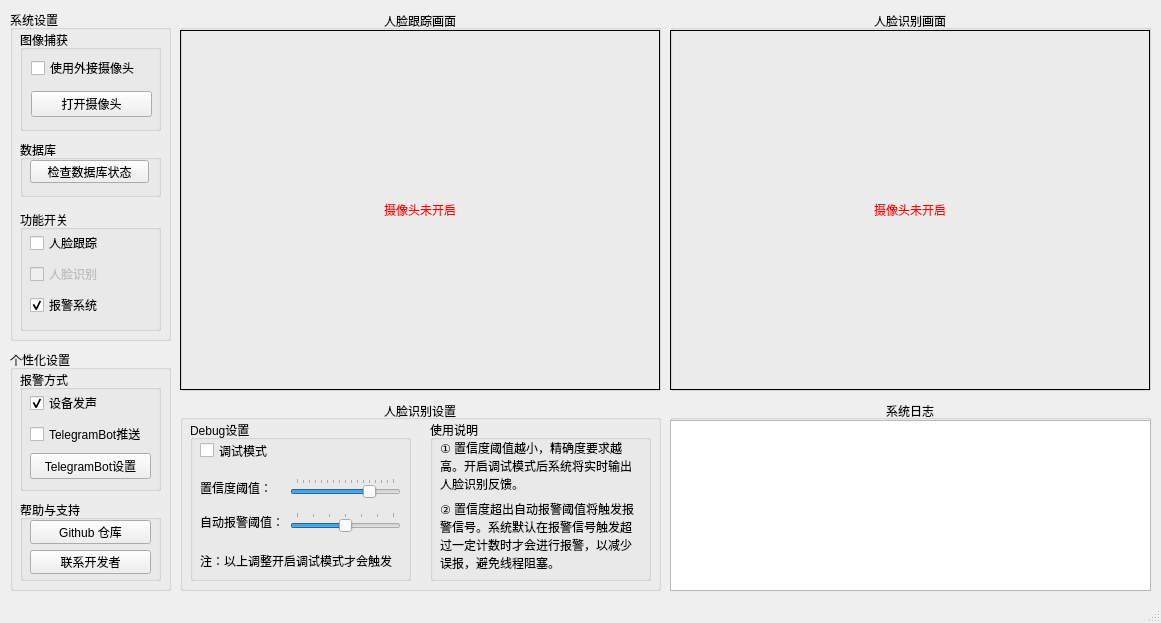
Old version of the form ui/Core.ui in the repository winterssy/face_recognition_py.
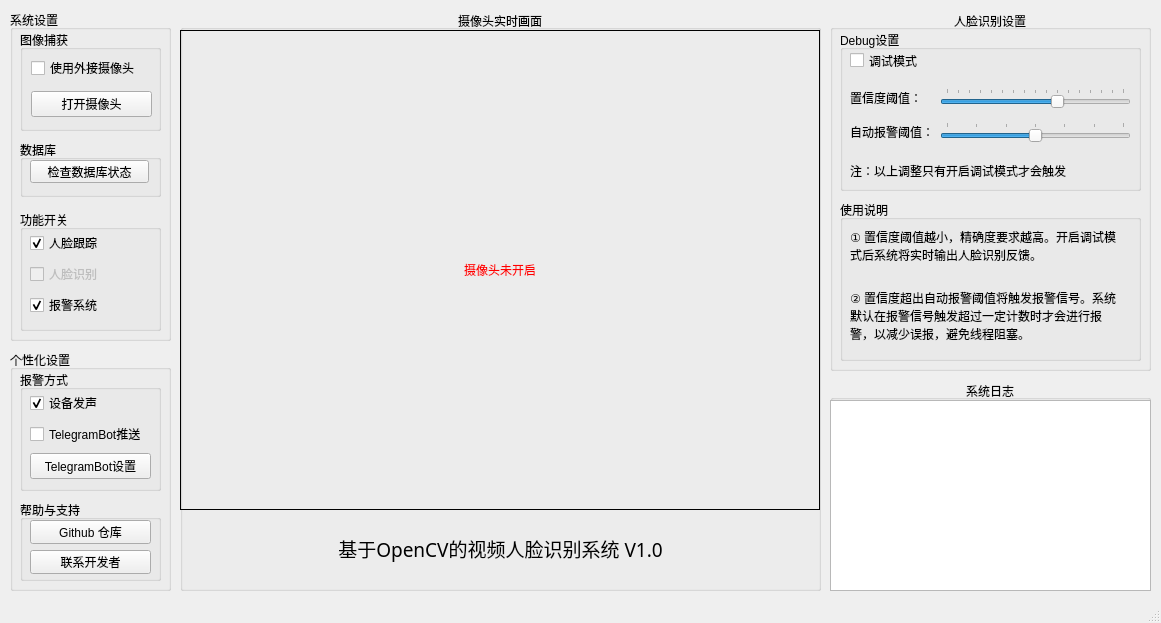
New version of the form.

Commit message: 核心框架：整合人脸跟踪+人脸识别；开源完整代码

```diff
--- a/ui/Core.ui
+++ b/ui/Core.ui
@@ -14,51 +14,13 @@
    <string>OpenCV Face Recognition System - Core</string>
   </property>
   <widget class="QWidget" name="centralwidget">
-   <widget class="QGroupBox" name="faceRecognizerGroupBox">
-    <property name="geometry">
-     <rect>
-      <x>670</x>
-      <y>10</y>
-      <width>481</width>
-      <height>381</height>
-     </rect>
-    </property>
-    <property name="title">
-     <string>人脸识别画面</string>
-    </property>
-    <property name="alignment">
-     <set>Qt::AlignCenter</set>
-    </property>
-    <property name="flat">
-     <bool>false</bool>
-    </property>
-    <widget class="QLabel" name="faceRecognizerCaptureLabel">
-     <property name="geometry">
-      <rect>
-       <x>0</x>
-       <y>20</y>
-       <width>480</width>
-       <height>360</height>
-      </rect>
-     </property>
-     <property name="frameShape">
-      <enum>QFrame::Box</enum>
-     </property>
-     <property name="text">
-      <string>&lt;font color=red&gt;摄像头未开启&lt;/font&gt;</string>
-     </property>
-     <property name="alignment">
-      <set>Qt::AlignCenter</set>
-     </property>
-    </widget>
-   </widget>
    <widget class="QGroupBox" name="faceRecognizerSettingsLogGroupBox">
     <property name="geometry">
      <rect>
-      <x>180</x>
-      <y>400</y>
-      <width>481</width>
-      <height>191</height>
+      <x>830</x>
+      <y>10</y>
+      <width>321</width>
+      <height>361</height>
      </rect>
     </property>
     <property name="title">
@@ -72,7 +34,7 @@
       <rect>
        <x>10</x>
        <y>20</y>
-       <width>221</width>
+       <width>301</width>
        <height>161</height>
       </rect>
      </property>
@@ -103,12 +65,12 @@
        <rect>
         <x>10</x>
         <y>130</y>
-        <width>201</width>
+        <width>221</width>
         <height>21</height>
        </rect>
       </property>
       <property name="text">
-       <string>注：以上调整开启调试模式才会触发</string>
+       <string>注：以上调整只有开启调试模式才会触发</string>
       </property>
      </widget>
      <widget class="QWidget" name="layoutWidget">
@@ -116,43 +78,11 @@
        <rect>
         <x>10</x>
         <y>50</y>
-        <width>201</width>
+        <width>281</width>
         <height>71</height>
        </rect>
       </property>
       <layout class="QGridLayout" name="debugGridLayout">
-       <item row="0" column="0">
-        <widget class="QLabel" name="confidenceThresholdLabel">
-         <property name="text">
-          <string>置信度阈值：</string>
-         </property>
-         <property name="alignment">
-          <set>Qt::AlignLeading|Qt::AlignLeft|Qt::AlignVCenter</set>
-         </property>
-        </widget>
-       </item>
-       <item row="0" column="1">
-        <widget class="QSlider" name="confidenceThresholdSlider">
-         <property name="maximum">
-          <number>80</number>
-         </property>
-         <property name="singleStep">
-          <number>1</number>
-         </property>
-         <property name="pageStep">
-          <number>5</number>
-         </property>
-         <property name="value">
-          <number>60</number>
-         </property>
-         <property name="orientation">
-          <enum>Qt::Horizontal</enum>
-         </property>
-         <property name="tickPosition">
-          <enum>QSlider::TicksAbove</enum>
-         </property>
-        </widget>
-       </item>
        <item row="1" column="0">
         <widget class="QLabel" name="autoAlarmThresholdLabel">
          <property name="text">
@@ -163,6 +93,16 @@
          </property>
         </widget>
        </item>
+       <item row="0" column="0">
+        <widget class="QLabel" name="confidenceThresholdLabel">
+         <property name="text">
+          <string>置信度阈值：</string>
+         </property>
+         <property name="alignment">
+          <set>Qt::AlignLeading|Qt::AlignLeft|Qt::AlignVCenter</set>
+         </property>
+        </widget>
+       </item>
        <item row="1" column="1">
         <widget class="QSlider" name="autoAlarmThresholdSlider">
          <property name="minimum">
@@ -188,15 +128,37 @@
          </property>
         </widget>
        </item>
+       <item row="0" column="1">
+        <widget class="QSlider" name="confidenceThresholdSlider">
+         <property name="maximum">
+          <number>80</number>
+         </property>
+         <property name="singleStep">
+          <number>1</number>
+         </property>
+         <property name="pageStep">
+          <number>5</number>
+         </property>
+         <property name="value">
+          <number>50</number>
+         </property>
+         <property name="orientation">
+          <enum>Qt::Horizontal</enum>
+         </property>
+         <property name="tickPosition">
+          <enum>QSlider::TicksAbove</enum>
+         </property>
+        </widget>
+       </item>
       </layout>
      </widget>
     </widget>
     <widget class="QGroupBox" name="tipsGroupBox">
      <property name="geometry">
       <rect>
-       <x>250</x>
-       <y>20</y>
-       <width>221</width>
+       <x>10</x>
+       <y>190</y>
+       <width>301</width>
        <height>161</height>
       </rect>
      </property>
@@ -208,7 +170,7 @@
        <rect>
         <x>10</x>
         <y>80</y>
-        <width>201</width>
+        <width>271</width>
         <height>71</height>
        </rect>
       </property>
@@ -224,7 +186,7 @@
        <rect>
         <x>10</x>
         <y>20</y>
-        <width>201</width>
+        <width>271</width>
         <height>51</height>
        </rect>
       </property>
@@ -273,9 +235,15 @@
       <layout class="QVBoxLayout" name="functionVerticalLayout">
        <item>
         <widget class="QCheckBox" name="faceTrackerCheckBox">
+         <property name="enabled">
+          <bool>true</bool>
+         </property>
          <property name="text">
           <string>人脸跟踪</string>
          </property>
+         <property name="checked">
+          <bool>true</bool>
+         </property>
         </widget>
        </item>
        <item>
@@ -498,10 +466,10 @@
    <widget class="QGroupBox" name="logGroupBox">
     <property name="geometry">
      <rect>
-      <x>670</x>
-      <y>400</y>
-      <width>481</width>
-      <height>191</height>
+      <x>830</x>
+      <y>380</y>
+      <width>321</width>
+      <height>211</height>
      </rect>
     </property>
     <property name="title">
@@ -515,23 +483,23 @@
       <rect>
        <x>0</x>
        <y>20</y>
-       <width>481</width>
-       <height>171</height>
+       <width>321</width>
+       <height>191</height>
       </rect>
      </property>
     </widget>
    </widget>
-   <widget class="QGroupBox" name="faceTrackerGroupBox">
+   <widget class="QGroupBox" name="realTimeCaptureGroupBox">
     <property name="geometry">
      <rect>
       <x>180</x>
       <y>10</y>
-      <width>481</width>
-      <height>381</height>
+      <width>641</width>
+      <height>581</height>
      </rect>
     </property>
     <property name="title">
-     <string>人脸跟踪画面</string>
+     <string>摄像头实时画面</string>
     </property>
     <property name="alignment">
      <set>Qt::AlignCenter</set>
@@ -539,13 +507,13 @@
     <property name="flat">
      <bool>false</bool>
     </property>
-    <widget class="QLabel" name="faceTrackerCaptureLabel">
+    <widget class="QLabel" name="realTimeCaptureLabel">
      <property name="geometry">
       <rect>
        <x>0</x>
        <y>20</y>
-       <width>480</width>
-       <height>360</height>
+       <width>640</width>
+       <height>480</height>
       </rect>
      </property>
      <property name="frameShape">
@@ -558,6 +526,28 @@
       <set>Qt::AlignCenter</set>
      </property>
     </widget>
+    <widget class="QLabel" name="aboutLabel">
+     <property name="geometry">
+      <rect>
+       <x>50</x>
+       <y>520</y>
+       <width>541</width>
+       <height>36</height>
+      </rect>
+     </property>
+     <property name="font">
+      <font>
+       <family>楷体</family>
+       <pointsize>14</pointsize>
+      </font>
+     </property>
+     <property name="text">
+      <string>基于OpenCV的视频人脸识别系统 V1.0</string>
+     </property>
+     <property name="alignment">
+      <set>Qt::AlignCenter</set>
+     </property>
+    </widget>
    </widget>
   </widget>
   <widget class="QStatusBar" name="statusbar"/>
```
The commit also changes 10 other files.
